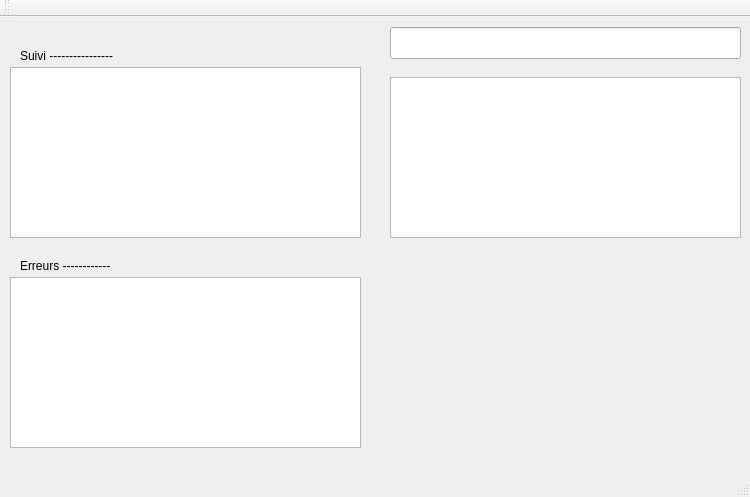
Qt form cihm.ui (PhASnBenoit/rushball) before a commit.
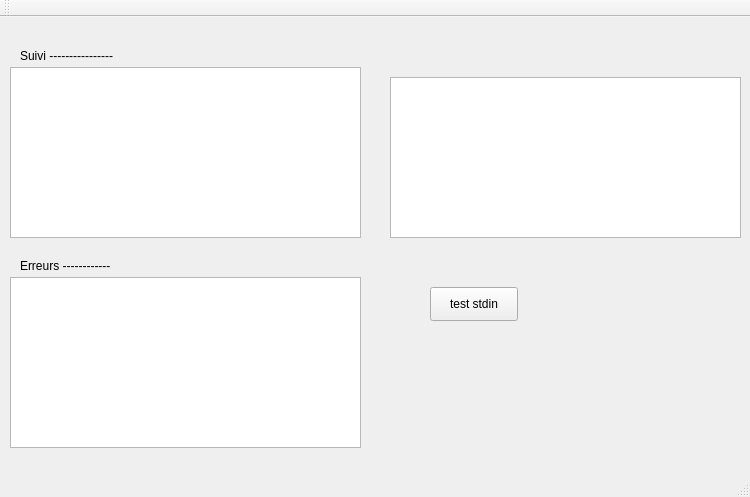
The same form after that commit.

Commit message: Ajout de la classe de gestion du pupitre. Bug quand test stdin ?

What changed in the file:
```diff
--- a/cihm.ui
+++ b/cihm.ui
@@ -60,16 +60,6 @@
      <string>Erreurs ------------</string>
     </property>
    </widget>
-   <widget class="QLineEdit" name="lePupitre">
-    <property name="geometry">
-     <rect>
-      <x>390</x>
-      <y>10</y>
-      <width>351</width>
-      <height>32</height>
-     </rect>
-    </property>
-   </widget>
    <widget class="QTextEdit" name="tePupitre">
     <property name="geometry">
      <rect>
@@ -78,6 +68,22 @@
       <width>351</width>
       <height>161</height>
      </rect>
+    </property>
+    <property name="readOnly">
+     <bool>true</bool>
+    </property>
+   </widget>
+   <widget class="QPushButton" name="pbTest">
+    <property name="geometry">
+     <rect>
+      <x>430</x>
+      <y>270</y>
+      <width>88</width>
+      <height>34</height>
+     </rect>
+    </property>
+    <property name="text">
+     <string>test stdin</string>
     </property>
    </widget>
   </widget>
```
Left out of the diff: 6 changed lines with no effect on the pictures. The commit also changes 8 other files.
